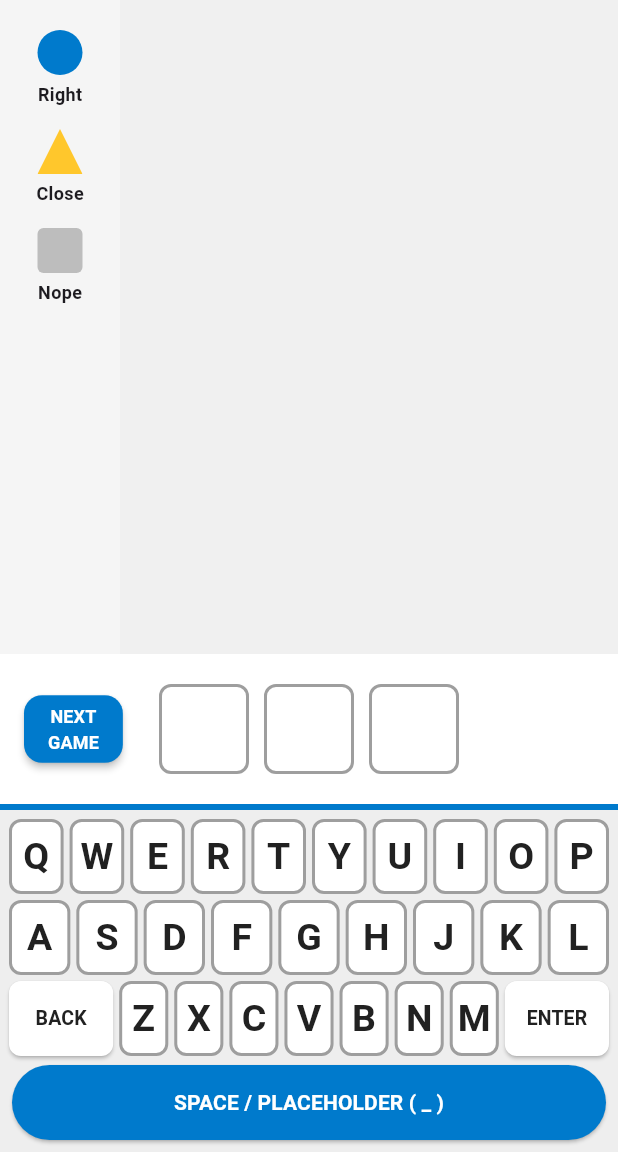
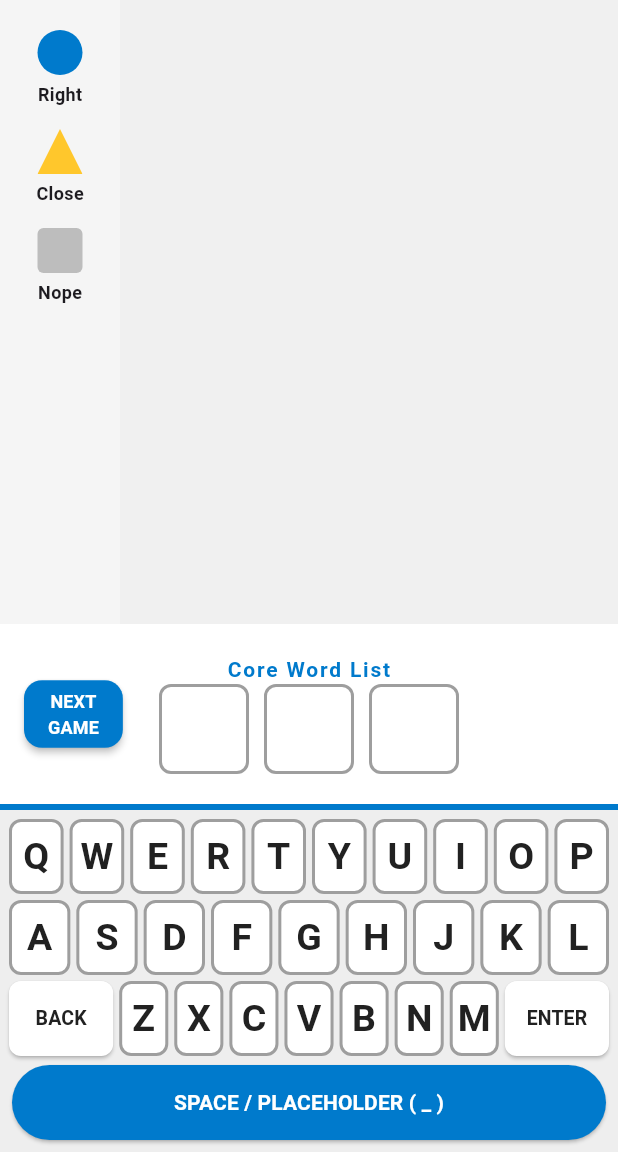
Before and after one commit to forkliftdev/flex_word_educational, a Flutter app: the TeacherScreen screen opened by its route, after a tap on an icon or button, on a phone screen of 412 x 824 dp, the part 84-1236 px from its top. Run offline on Flutter 3.47's test engine with Material 3 defaults, Android fonts, the phone set to English and light mode, and no system bars; our stand-ins replace go_router.

Commit message:
added prefilled letters for special teacher packs like 'short a'

```diff
--- a/lib/main.dart
+++ b/lib/main.dart
@@ -21,12 +21,21 @@ class FlexWordApp extends StatelessWidget {
           path: '/',
           builder: (context, state) {
             List<String>? teacherList;
+            String? fixedMiddle;
+            String? listTitle; // NEW VARIABLE
 
-            // CHECK 1: Did we come from the Teacher Dashboard? (Internal Data)
-            if (state.extra != null && state.extra is List<String>) {
-              teacherList = state.extra as List<String>;
+            // CASE 1: Internal Navigation (From Teacher Dashboard)
+            if (state.extra != null) {
+              if (state.extra is Map) {
+                final map = state.extra as Map;
+                teacherList = map['list'] as List<String>;
+                fixedMiddle = map['middle'] as String?;
+                listTitle = map['title'] as String?; // EXTRACT TITLE
+              } else if (state.extra is List<String>) {
+                teacherList = state.extra as List<String>;
+              }
             }
-            // CHECK 2: Did we come from a URL Link? (External Data)
+            // CASE 2: External Link (URL)
             else {
               final String? rawList = state.uri.queryParameters['list'];
               if (rawList != null && rawList.isNotEmpty) {
@@ -35,10 +44,15 @@ class FlexWordApp extends StatelessWidget {
                     .map((e) => e.trim().toUpperCase())
                     .where((e) => e.length == 3)
                     .toList();
+                listTitle = "Custom List"; // Give URL lists a generic name
               }
             }
 
-            return GameScreen(teacherList: teacherList);
+            return GameScreen(
+              teacherList: teacherList,
+              fixedMiddle: fixedMiddle,
+              listTitle: listTitle, // PASS IT ALONG
+            );
           },
         ),
 
--- a/lib/screens/game_screen.dart
+++ b/lib/screens/game_screen.dart
@@ -1,17 +1,23 @@
 import 'dart:async';
 import 'dart:math';
 import 'package:flutter/material.dart';
+import 'package:go_router/go_router.dart';
 import '../constants/app_colors.dart';
 import '../constants/game_words.dart';
 import '../widgets/custom_keyboard.dart';
 import '../widgets/status_tile.dart';
-import 'package:go_router/go_router.dart';
 
 class GameScreen extends StatefulWidget {
-  // Accept an optional list from the URL (passed from main.dart)
   final List<String>? teacherList;
+  final String? fixedMiddle;
+  final String? listTitle; // NEW: The name of the current lesson
 
-  const GameScreen({super.key, this.teacherList});
+  const GameScreen({
+    super.key,
+    this.teacherList,
+    this.fixedMiddle,
+    this.listTitle,
+  });
 
   @override
   State<GameScreen> createState() => _GameScreenState();
@@ -23,7 +29,6 @@ class _GameScreenState extends State<GameScreen> {
   List<String> pastGuesses = [];
   Map<String, TileStatus> keyStatuses = {};
 
-  // STATES
   bool isGameWon = false;
   bool showWinAnimation = false;
   bool showFeedback = false;
@@ -35,20 +40,16 @@ class _GameScreenState extends State<GameScreen> {
     _startNewGame();
   }
 
-  // LOGIC: The actual reset mechanism
   void _startNewGame() {
     setState(() {
-      // LOGIC UPGRADE: Choose the Source Pool
       List<String> pool;
 
-      // 1. Is there a valid Teacher List?
       if (widget.teacherList != null && widget.teacherList!.isNotEmpty) {
         pool = widget.teacherList!;
-        debugPrint("USING TEACHER LIST: $pool");
+        print("USING TEACHER LIST");
       } else {
-        // 2. Fallback to standard game
         pool = GameWords.allTargets;
-        debugPrint("USING STANDARD LIST");
+        print("USING STANDARD LIST");
       }
 
       final randomIndex = Random().nextInt(pool.length);
@@ -62,19 +63,16 @@ class _GameScreenState extends State<GameScreen> {
       showFeedback = false;
       isGameWon = false;
 
-      debugPrint("TARGET WORD IS: $targetWord");
+      print("TARGET WORD IS: $targetWord");
     });
   }
 
-  // LOGIC: The "Bouncer" that decides if we need a confirmation dialog
   void _onNewGameTap() {
-    // 1. If they already won, OR haven't guessed anything yet, just restart immediately.
     if (isGameWon || pastGuesses.isEmpty) {
       _startNewGame();
       return;
     }
 
-    // 2. Otherwise, they are in the middle of a game. Confirm!
     showDialog(
       context: context,
       builder: (BuildContext context) {
@@ -83,20 +81,18 @@ class _GameScreenState extends State<GameScreen> {
           title: const Text("Start New Game?", style: TextStyle(color: AppColors.techBlue, fontWeight: FontWeight.bold)),
           content: const Text("You will lose your current guesses."),
           actions: [
-            // The "No" button (Cancel)
             TextButton(
               onPressed: () => Navigator.of(context).pop(),
               child: const Text("Keep Playing", style: TextStyle(color: Colors.grey, fontSize: 16)),
             ),
-            // The "Yes" button (Action)
             ElevatedButton(
               style: ElevatedButton.styleFrom(
                 backgroundColor: AppColors.cautionAmber,
                 foregroundColor: AppColors.textBlack,
               ),
               onPressed: () {
-                Navigator.of(context).pop(); // Close dialog
-                _startNewGame(); // Actually reset
+                Navigator.of(context).pop();
+                _startNewGame();
               },
               child: const Text("Start Over", style: TextStyle(fontWeight: FontWeight.bold)),
             ),
@@ -123,7 +119,7 @@ class _GameScreenState extends State<GameScreen> {
     pastGuesses.add(currentGuess);
 
     if (currentGuess == targetWord) {
-      debugPrint("WINNER!");
+      print("WINNER!");
       isGameWon = true;
       _triggerWinAnimation();
     }
@@ -204,7 +200,18 @@ class _GameScreenState extends State<GameScreen> {
           currentGuess = currentGuess.substring(0, currentGuess.length - 1);
         }
       } else {
-        if (currentGuess.length < 3) currentGuess += key;
+        if (currentGuess.length < 3) {
+          if (currentGuess.length == 1 && widget.fixedMiddle != null) {
+            if (key == widget.fixedMiddle) {
+              currentGuess += key;
+            } else {
+              _triggerFeedback("Use '${widget.fixedMiddle}'");
+            }
+          }
+          else {
+            currentGuess += key;
+          }
+        }
       }
     });
   }
@@ -244,11 +251,20 @@ class _GameScreenState extends State<GameScreen> {
                 ],
               ),
             ),
-            ListTile(leading: const Icon(Icons.info_outline), title: const Text('About'), onTap: () {Navigator.pop(context); // Close the drawer first
-                context.push('/about');},), // Go to the page}),
-            ListTile(leading: const Icon(Icons.people_outline), title: const Text('For Teachers'), onTap: () {
-                Navigator.pop(context); // Close drawer
-                context.push('/teacher'); // Go to dashboard
+            ListTile(
+              leading: const Icon(Icons.info_outline),
+              title: const Text('About'),
+              onTap: () {
+                Navigator.pop(context);
+                context.push('/about');
+              },
+            ),
+            ListTile(
+              leading: const Icon(Icons.people_outline),
+              title: const Text('For Teachers'),
+              onTap: () {
+                Navigator.pop(context);
+                context.push('/teacher');
               },
             ),
             ListTile(leading: const Icon(Icons.list_alt), title: const Text('Vocabulary List'), onTap: () { }),
@@ -302,7 +318,26 @@ class _GameScreenState extends State<GameScreen> {
                 child: Stack(
                   alignment: Alignment.center,
                   children: [
-                    Row(
+
+                    // NEW: The "Zone" Title (Positioned above the input boxes)
+                    if (widget.listTitle != null)
+                      Positioned(
+                        top: 0,
+                        child: Text(
+                          widget.listTitle!,
+                          style: const TextStyle(
+                            color: AppColors.techBlue,
+                            fontWeight: FontWeight.bold,
+                            fontSize: 14,
+                            letterSpacing: 1.2,
+                          ),
+                        ),
+                      ),
+
+                    // INPUT BOXES (Pushed down slightly to make room for title)
+                    Padding(
+                      padding: const EdgeInsets.only(top: 20.0),
+                      child: Row(
                         mainAxisAlignment: MainAxisAlignment.center,
                         children: [
                           _buildActiveBox(0),
@@ -312,8 +347,8 @@ class _GameScreenState extends State<GameScreen> {
                           _buildActiveBox(2),
                         ],
                       ),
+                    ),
 
-                    // BUTTON CALLS _onNewGameTap NOW
                     Positioned(
                       left: 0,
                       child: SizedBox(
@@ -358,7 +393,7 @@ class _GameScreenState extends State<GameScreen> {
               opacity: showWinAnimation ? 1.0 : 0.0,
               duration: const Duration(milliseconds: 500),
               child: Container(
-              color: Colors.black.withValues(alpha: 0.4),
+                color: Colors.black45,
                 alignment: Alignment.center,
                 child: Container(
                   padding: const EdgeInsets.all(30),
@@ -434,15 +469,28 @@ class _GameScreenState extends State<GameScreen> {
   Widget _buildActiveBox(int index) {
     String letter = "";
     if (index < currentGuess.length) letter = currentGuess[index];
+
+    bool isGhost = false;
+    if (letter.isEmpty && index == 1 && widget.fixedMiddle != null) {
+      letter = widget.fixedMiddle!;
+      isGhost = true;
+    }
+
     return Container(
       width: 60, height: 60, alignment: Alignment.center,
       decoration: BoxDecoration(
-        color: Colors.white,
+        color: isGhost ? Colors.grey[200] : Colors.white,
         border: Border.all(color: letter.isEmpty ? Colors.grey : AppColors.techBlue, width: 2),
         borderRadius: BorderRadius.circular(8),
       ),
-      child: Text(letter, style: const TextStyle(fontSize: 32, fontWeight: FontWeight.bold, color: AppColors.textBlack)),
+      child: Text(
+        letter,
+        style: TextStyle(
+          fontSize: 32,
+          fontWeight: FontWeight.bold,
+          color: isGhost ? Colors.grey[400] : AppColors.textBlack
+        ),
+      ),
     );
   }
 }
-// END OF FILE
--- a/lib/screens/teacher_screen.dart
+++ b/lib/screens/teacher_screen.dart
@@ -79,9 +79,21 @@ class TeacherScreen extends StatelessWidget {
                       child: InkWell(
                         borderRadius: BorderRadius.circular(12),
                         onTap: () {
-                           // 4. AUTO-RESET: context.go builds a fresh GameScreen with this list
-                           context.go('/', extra: wordList);
-                        },
+         // CHECK: Does this category imply a fixed middle letter?
+                          String? fixedMiddle;
+                          if (title.contains("Short A")) fixedMiddle = 'A';
+                           else if (title.contains("Short E")) fixedMiddle = 'E';
+                           else if (title.contains("Short I")) fixedMiddle = 'I';
+                           else if (title.contains("Short O")) fixedMiddle = 'O';
+                           else if (title.contains("Short U")) fixedMiddle = 'U';
+
+         // SEND: Pack it all up
+context.go('/', extra: {
+  'list': wordList,
+  'middle': fixedMiddle,
+  'title': title, // <--- NEW: Send the name of the list!
+});
+},
                         child: Padding(
                           padding: const EdgeInsets.symmetric(horizontal: 16, vertical: 12),
                           child: Row(
```
Lines whose indentation alone changed are shown as unchanged.
